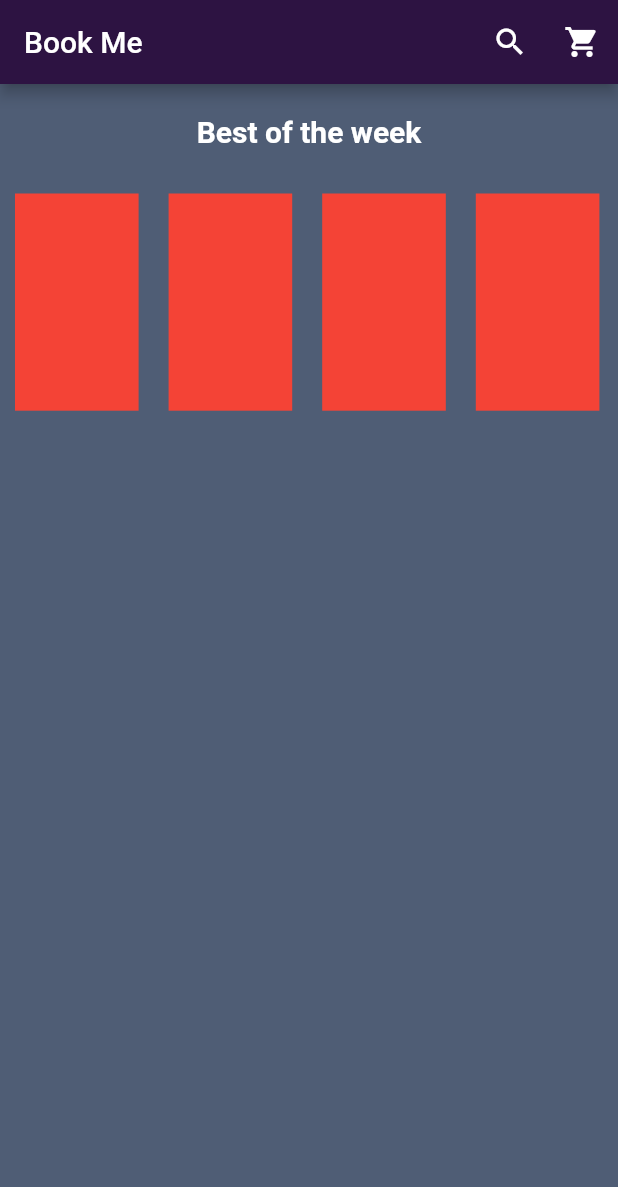
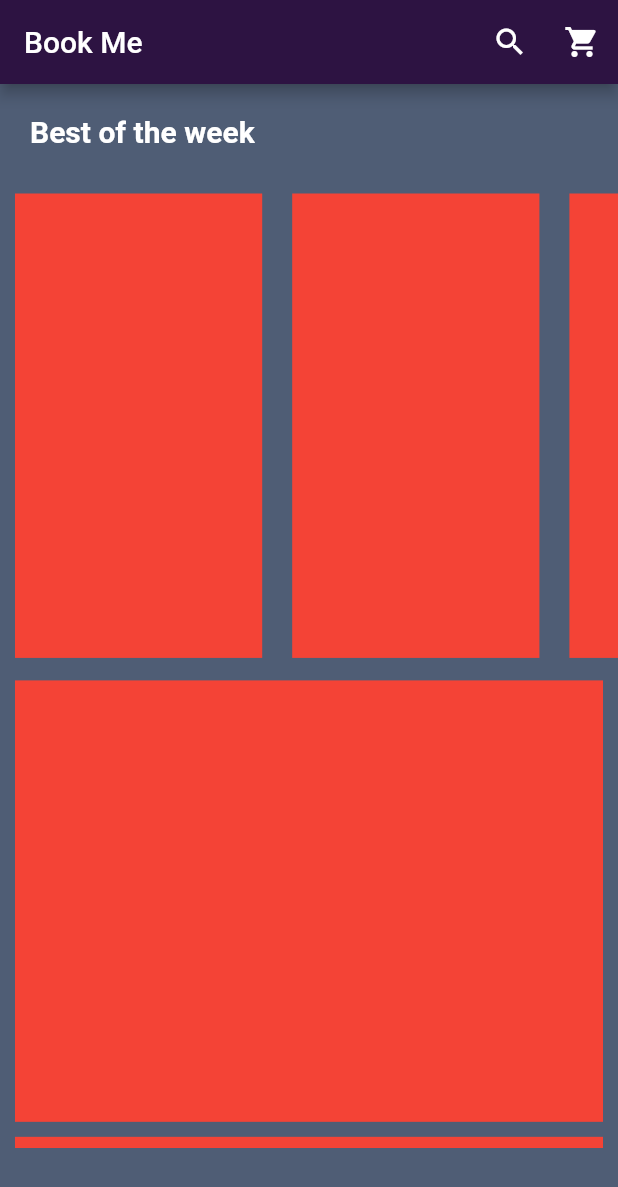
Before and after one commit to RubemNto/Flutter_Projects, a Flutter app: the screen it shows after launch, on a phone screen of 412 x 824 dp. Shown: the top 1187 px of the screen. Run offline on Flutter 3.47's test engine with Material 2 defaults, Android fonts, the light colour scheme and no system bars; our stand-ins replace fluttertoast, hexcolor.

Commit message:
add best of the week and recomended titles, v 0.1

```diff
--- a/book_shop/lib/main.dart
+++ b/book_shop/lib/main.dart
@@ -1,5 +1,6 @@
 import 'package:flutter/gestures.dart';
 import 'package:flutter/material.dart';
+import 'package:flutter/painting.dart';
 import 'package:hexcolor/hexcolor.dart';
 
 void main() {
@@ -32,8 +33,14 @@ class MyHomePage extends StatefulWidget {
 }
 
 class _MyHomePageState extends State<MyHomePage> {
+  late double BOOK_COVER_X;
+  late double BOOK_COVER_Y;
+
   @override
   Widget build(BuildContext context) {
+    BOOK_COVER_X = MediaQuery.of(context).size.width / 2.5;
+    BOOK_COVER_Y = MediaQuery.of(context).size.height / 2.5;
+
     return Scaffold(
       backgroundColor: HexColor("4F5D75"),
       appBar: AppBar(
@@ -42,7 +49,7 @@ class _MyHomePageState extends State<MyHomePage> {
         actions: <Widget>[
           IconButton(
             icon: const Icon(Icons.search),
-            tooltip: 'Open shopping cart',
+            tooltip: 'Search for book',
             onPressed: () {
               // handle the press
             },
@@ -57,7 +64,9 @@ class _MyHomePageState extends State<MyHomePage> {
         ],
       ),
       body: Column(
-        mainAxisSize: MainAxisSize.max,
+        mainAxisAlignment: MainAxisAlignment.start,
+        children: <Widget>[
+          Row(
             mainAxisAlignment: MainAxisAlignment.start,
             children: <Widget>[
               Container(
@@ -71,8 +80,10 @@ class _MyHomePageState extends State<MyHomePage> {
                   ),
                 ),
               ),
+            ],
+          ),
           SizedBox(
-            height: MediaQuery.of(context).size.height / 5,
+            height: BOOK_COVER_Y,
             child: ListView.builder(
               cacheExtent: 2,
               shrinkWrap: true,
@@ -81,8 +92,33 @@ class _MyHomePageState extends State<MyHomePage> {
               itemBuilder: (context, index) {
                 return Container(
                   margin: EdgeInsets.all(10),
-                  width: MediaQuery.of(context).size.width / 5,
+                  width: BOOK_COVER_X,
                   color: Colors.red,
+                );
+              },
+            ),
+          ),
+          SizedBox(
+            height: MediaQuery.of(context).size.height / 2.6,
+            child: ListView.builder(
+              cacheExtent: 2,
+              shrinkWrap: true,
+              scrollDirection: Axis.vertical,
+              itemCount: 10,
+              itemBuilder: (context, index) {
+                return Padding(
+                  padding: EdgeInsets.fromLTRB(10, 5, 10, 5),
+                  child: Container(
+                    width: MediaQuery.of(context).size.width,
+                    height: MediaQuery.of(context).size.height / 2.8,
+                    color: Colors.red,
+                    child: Row(
+                      mainAxisAlignment: MainAxisAlignment.start,
+                      children: const <Widget>[
+
+                      ],
+                    ),
+                  ),
                 );
               },
             ),
```
Lines whose indentation alone changed are shown as unchanged.
